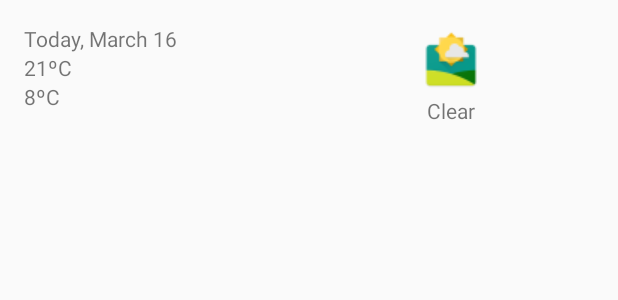
After one commit to GuilleGrande/MySunshine, an Android app: the layout list_item_forecast_today.xml on its own in the app's theme, with its tools: preview values and no code run, on a phone screen of 412 x 824 dp. The commit adds this screen. Shown: the top 300 px of the screen. Run offline under Robolectric (Android 15) with nearby library versions, the phone set to English and light mode, and no system bars.

Commit message:
Created list_item_forecast_today layout for a more friendly UX

```diff
--- a/app/src/main/res/layout/list_item_forecast.xml
+++ b/app/src/main/res/layout/list_item_forecast.xml
@@ -27,7 +27,7 @@
             android:layout_height="wrap_content"
             android:text="Tomorrow"/>
         <TextView
-            android:id="@+id/list_item_weather_txtView"
+            android:id="@+id/list_item_forecast_txtView"
             android:layout_width="wrap_content"
             android:layout_height="wrap_content"
             android:text="Clear"/>
--- /dev/null
+++ b/app/src/main/res/layout/list_item_forecast_today.xml
@@ -0,0 +1,59 @@
+<?xml version="1.0" encoding="utf-8"?>
+<LinearLayout
+    xmlns:android="http://schemas.android.com/apk/res/android"
+    android:layout_width="match_parent"
+    android:layout_height="wrap_content"
+    android:gravity="center_vertical"
+    android:orientation="horizontal"
+    android:padding="16dp">
+
+    <LinearLayout
+        android:layout_width="0dp"
+        android:layout_height="wrap_content"
+        android:layout_gravity="center_horizontal"
+        android:layout_weight="1"
+        android:orientation="vertical">
+
+        <TextView
+            android:id="@+id/list_item_date_txtView"
+            android:layout_width="wrap_content"
+            android:layout_height="wrap_content"
+            android:text="Today, March 16"/>
+
+        <TextView
+            android:id="@+id/list_item_highTemp_txtView"
+            android:layout_width="wrap_content"
+            android:layout_height="wrap_content"
+            android:text="21ºC"/>
+
+        <TextView
+            android:id="@+id/list_item_lowTemp_txtView"
+            android:layout_width="wrap_content"
+            android:layout_height="wrap_content"
+            android:text="8ºC"/>
+
+    </LinearLayout>
+
+    <LinearLayout
+        android:layout_width="0dp"
+        android:layout_height="wrap_content"
+        android:layout_weight="1"
+        android:orientation="vertical"
+        android:gravity="center_horizontal">
+
+        <ImageView
+            android:id="@+id/list_item_icon"
+            android:layout_width="wrap_content"
+            android:layout_height="wrap_content"
+            android:src="@drawable/ic_launcher" />
+
+        <TextView
+            android:id="@+id/list_item_forecast_txtView"
+            android:layout_width="wrap_content"
+            android:layout_height="wrap_content"
+            android:text="Clear"/>
+
+    </LinearLayout>
+
+
+</LinearLayout>
```
